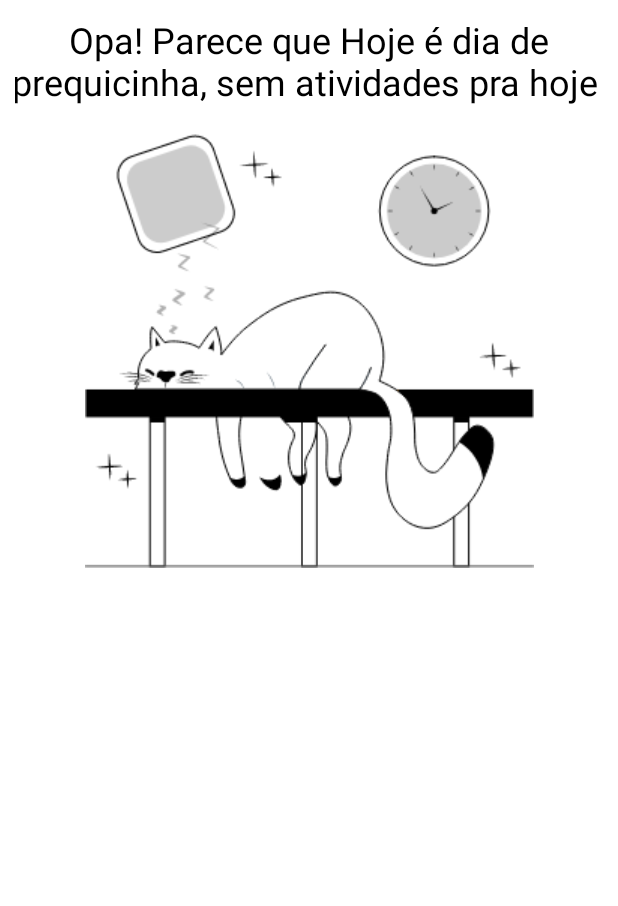
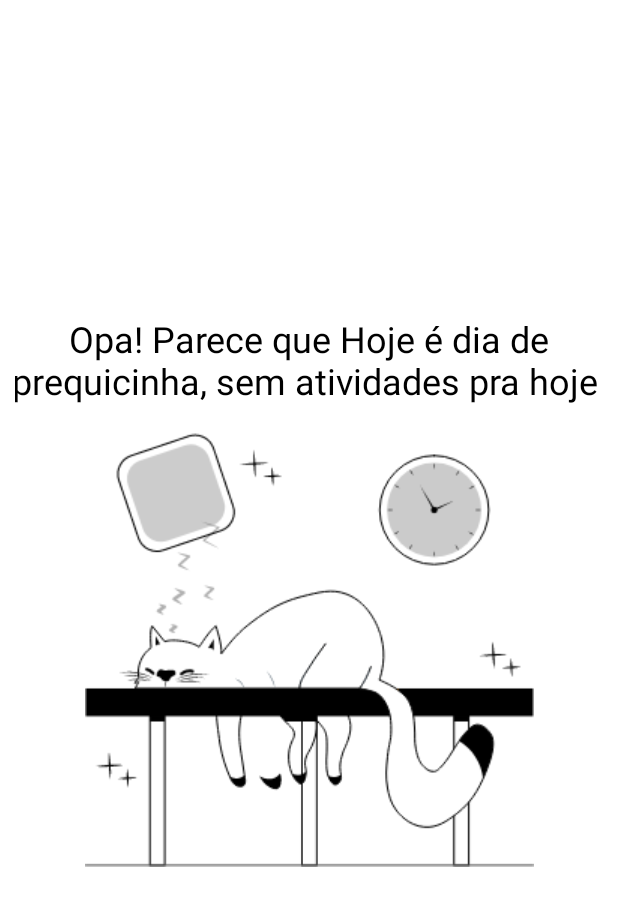
Before and after one commit to Samuel-Ricardo/Cat-Tasks, an Android app: the layout empty_tasks.xml on its own in the app's theme, with its tools: preview values and no code run, on a phone screen of 412 x 824 dp. Shown: the top 906 px of the screen. Run offline under Robolectric (Android 15) with nearby library versions, the phone set to English and light mode, and no system bars.

Commit message:
Bugfix: Insert - Task (data)

```diff
--- a/app/src/main/java/com/study/kotlin/cattastk/data/database/dao/TaskDAO.kt
+++ b/app/src/main/java/com/study/kotlin/cattastk/data/database/dao/TaskDAO.kt
@@ -18,7 +18,7 @@ interface TaskDAO: TasksDAO {
     @Query("SELECT * FROM Task WHERE id = :task_id")
     override fun select(task_id:Int): LiveData<List<Task>>
 
-    @Insert(onConflict = OnConflictStrategy.REPLACE)
+    @Insert(onConflict = OnConflictStrategy.IGNORE)
     override suspend fun insert(task: Task)
 
     @Update
--- a/app/src/main/res/layout/activity_add_task.xml
+++ b/app/src/main/res/layout/activity_add_task.xml
@@ -116,6 +116,8 @@
             android:text="@string/lbl_save_task"
             android:textAllCaps="false"
             app:cornerRadius="24dp"
+            android:layout_marginTop="40dp"
+            app:layout_goneMarginBottom="20dp"
             app:layout_constraintBottom_toBottomOf="parent"
             app:layout_constraintEnd_toEndOf="parent"
             app:layout_constraintStart_toStartOf="parent"
--- a/app/src/main/res/layout/empty_tasks.xml
+++ b/app/src/main/res/layout/empty_tasks.xml
@@ -1,18 +1,17 @@
 <?xml version="1.0" encoding="utf-8"?>
+<androidx.constraintlayout.widget.ConstraintLayout
 
-<ScrollView
     xmlns:android="http://schemas.android.com/apk/res/android"
     xmlns:app="http://schemas.android.com/apk/res-auto"
-
+    android:paddingTop="40dp"
     android:id="@+id/empty_state"
-    android:layout_width="match_parent"
-    android:layout_height="match_parent"
-    android:layout_margin="10dp">
-<androidx.constraintlayout.widget.ConstraintLayout xmlns:android="http://schemas.android.com/apk/res/android"
-    xmlns:app="http://schemas.android.com/apk/res-auto"
 
     android:layout_width="match_parent"
+    app:layout_constraintBottom_toTopOf="@+id/btn_add_task"
+    app:layout_constraintTop_toBottomOf="@+id/tasks_title"
     android:layout_height="match_parent"
+
+    android:layout_margin="10dp"
 >
 
     <TextView
@@ -39,4 +38,3 @@
         app:srcCompat="@drawable/ic_cat_sleeping" />
 
 </androidx.constraintlayout.widget.ConstraintLayout>
-</ScrollView>
```
Also changed, not shown: app/src/main/java/com/study/kotlin/cattastk/presenter/ui/home/Home.kt (+5 -3 lines), app/src/main/java/com/study/kotlin/cattastk/presenter/ui/task/create/Add_task.kt (+11 -3 lines), app/src/main/res/layout/activity_home.xml (+18 -5 lines).
